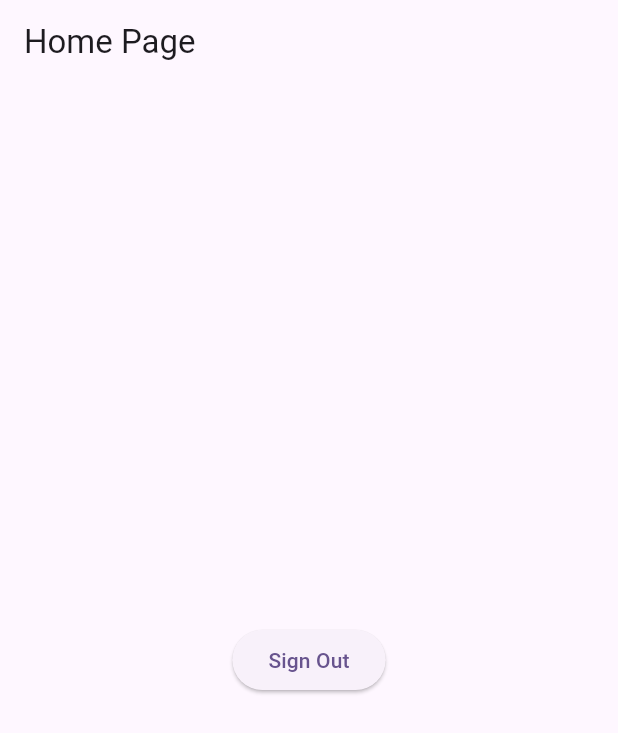
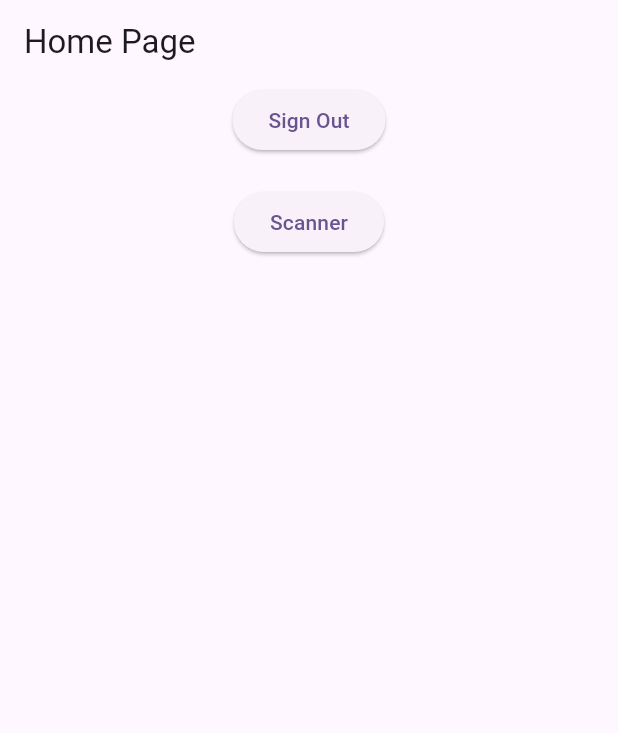
Before and after one commit to Youssef-T-Moustafa/Self-Checkout-Application, a Flutter app: the HomePage screen opened directly, on a phone screen of 412 x 824 dp. Shown: the top 733 px of the screen. Run offline on Flutter 3.47's test engine with Material 3 defaults, Android fonts, the phone set to English and light mode, and no system bars; our stand-ins replace cloud_firestore, firebase_auth, firebase_core, fluttertoast; missing offline and left inert: flutter_barcode_scanner; accounts and stored records are empty.

Commit message:
Barcode scanner implementation

```diff
--- a/lib/homepage.dart
+++ b/lib/homepage.dart
@@ -2,6 +2,7 @@ import 'package:flutter/material.dart';
 import 'package:firebase_auth/firebase_auth.dart';
 import 'package:map_project/log_in.dart';
 import 'package:map_project/services/toast.dart';
+import 'package:map_project/barcode_scanner.dart';
 
 class HomePage extends StatefulWidget {
   @override
@@ -15,17 +16,33 @@ class _HomePageState extends State<HomePage> {
       appBar: AppBar(
         title: Text('Home Page'),
       ),
-      body: Center(
+      body: Column(
+        children: [
+          Center(
             child: ElevatedButton(
               onPressed: () {
                 FirebaseAuth.instance.signOut();
                 showToast(message: 'Sign Out Successfully');
-            Navigator.pushReplacement(
-                context, MaterialPageRoute(builder: (context) => LoginPage()));
+                Navigator.pushReplacement(context,
+                    MaterialPageRoute(builder: (context) => LoginPage()));
               },
               child: Text('Sign Out'),
             ),
           ),
+          const SizedBox(height: 20.0),
+          Center(
+            child: ElevatedButton(
+              onPressed: () {
+                FirebaseAuth.instance.signOut();
+                showToast(message: 'Sign Out Successfully');
+                Navigator.pushReplacement(context,
+                    MaterialPageRoute(builder: (context) => BarcodeScanner()));
+              },
+              child: const Text('Scanner'),
+            ),
+          ),
+        ],
+      ),
     );
   }
 }
--- a/lib/main.dart
+++ b/lib/main.dart
@@ -38,6 +38,9 @@
   }
 }
 
+
+
+/* Counter Application
 class MyHomePage extends StatefulWidget {
   const MyHomePage({super.key, required this.title});
 
@@ -46,6 +49,7 @@
   @override
   State<MyHomePage> createState() => _MyHomePageState();
 }
+
 
 class _MyHomePageState extends State<MyHomePage> {
   int _counter = 0;
@@ -105,3 +109,4 @@
     );
   }
 }
+*/
--- a/pubspec.yaml
+++ b/pubspec.yaml
@@ -40,8 +40,7 @@ dependencies:
   firebase_auth: ^4.19.5
   firebase_storage: ^11.2.4
   fluttertoast: ^8.2.5
-
-
+  flutter_barcode_scanner: ^2.0.0
 
 dev_dependencies:
   flutter_test:
```
Also changed, not shown: lib/barcode_scanner.dart (added, +67 -0 lines), pubspec.lock, 2 other files. Lines whose indentation alone changed are shown as unchanged.
